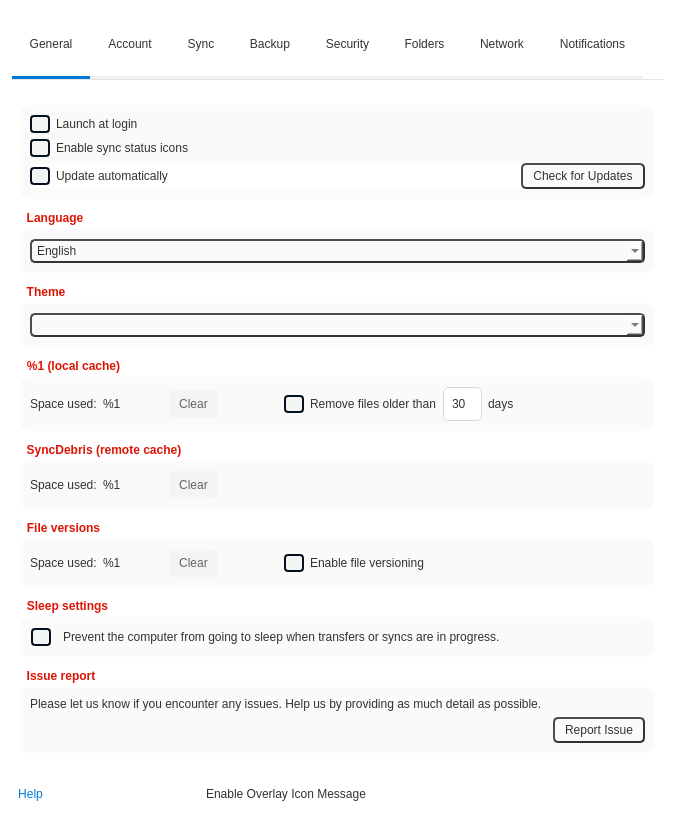
This is src/MEGASync/gui/linux/SettingsDialog.ui in meganz/MEGAsync as Qt 5 draws it before an edit. The edited form follows.
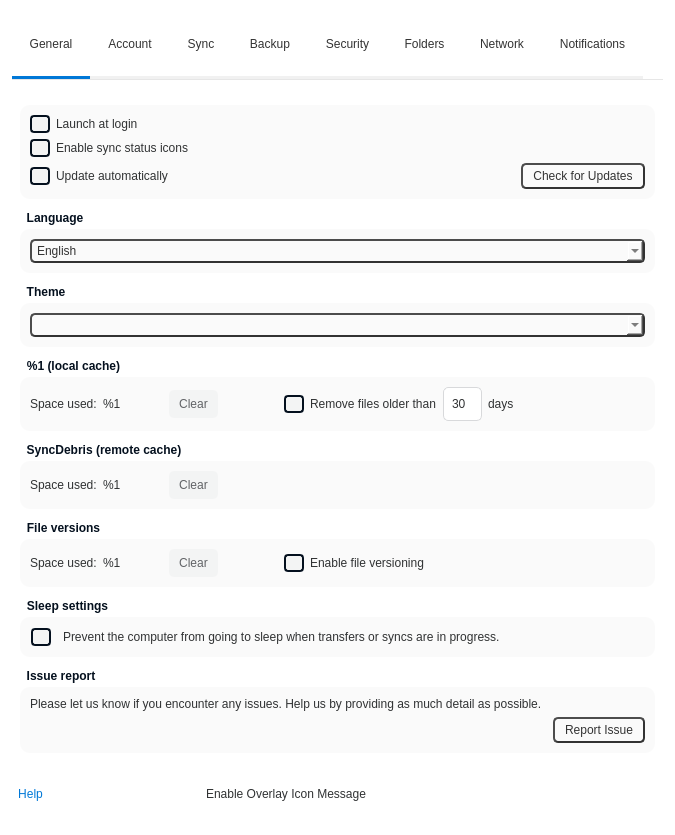
This is the edited form. Icons and pictures are not drawn. Custom widgets are drawn as their Qt base class.

Commit message: SNC-4541 : Add permanent time log to ensure css style is not slow, minor ui settings changes.

```diff
--- a/src/MEGASync/gui/linux/SettingsDialog.ui
+++ b/src/MEGASync/gui/linux/SettingsDialog.ui
@@ -7,7 +7,7 @@
     <x>0</x>
     <y>0</y>
     <width>675</width>
-    <height>807</height>
+    <height>832</height>
    </rect>
   </property>
   <property name="contextMenuPolicy">
@@ -24,6 +24,21 @@
 color: #303233; /*colorToken.text-primary*/
 }
 
+#wControlButtons
+{
+background-color: #fafafa; /*colorToken.surface-1*/
+}
+
+#wDetails
+{
+background-color: #fafafa; /*colorToken.surface-1*/
+}
+
+#wUpdateSection
+{
+background-color: transparent;
+}
+
 QLabel
 {
 background-color: transparent;
@@ -40,7 +55,7 @@
 
 QGroupBox::title
 {
-color: #DD1405; /*colorToken.button-brand*/
+color: #04101E; /*colorToken.text-accent*/
 subcontrol-origin: margin;
 subcontrol-position: top left;
 padding: 7 0 0 5px;
@@ -223,6 +238,7 @@
 #lAccountType, #lName
 {
 font-size: 13px;
+background-color: #fafafa; /*colorToken.surface-1*/
 }
 
 #lAccountType
```
Left out of the diff: 2 changed lines with no effect on the pictures. The commit also changes 1 other file.
